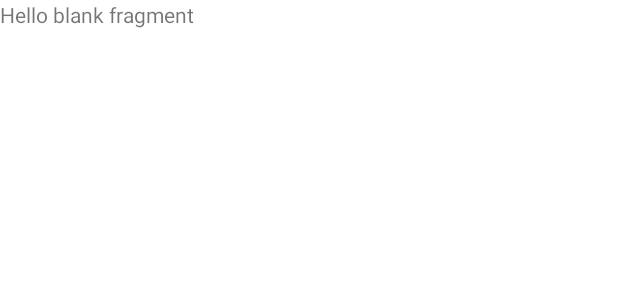
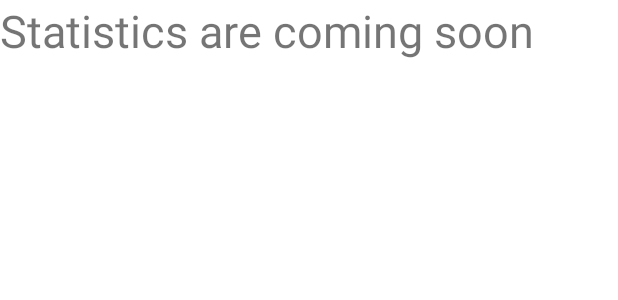
Before and after one commit to aschi2403/TSIY, an Android app: the layout fragment_statistics.xml on its own in the app's theme, with its tools: preview values and no code run, on a phone screen of 412 x 824 dp. Shown: the top 300 px of the screen. Run offline under Robolectric (Android 15) with nearby library versions, the phone set to English and light mode, and no system bars.

```diff
--- a/Android/app/src/main/res/layout/activity_main.xml
+++ b/Android/app/src/main/res/layout/activity_main.xml
@@ -21,6 +21,7 @@
         android:id="@+id/main_frame"
         android:layout_width="match_parent"
         android:layout_height="match_parent"
+        android:layout_marginBottom="56dp"
         app:layout_constraintBottom_toBottomOf="parent"
         app:layout_constraintEnd_toEndOf="parent"
         app:layout_constraintStart_toStartOf="parent">
--- a/Android/app/src/main/res/layout/fragment_statistics.xml
+++ b/Android/app/src/main/res/layout/fragment_statistics.xml
@@ -7,8 +7,9 @@
 
     <!-- TODO: Update blank fragment layout -->
     <TextView
-        android:layout_width="match_parent"
-        android:layout_height="match_parent"
-        android:text="@string/hello_blank_fragment" />
+        android:layout_width="wrap_content"
+        android:layout_height="wrap_content"
+        android:text="@string/statistics_are_coming_soon"
+        android:textSize="30sp" />
 
 </FrameLayout>
--- a/Android/app/src/main/res/values/strings.xml
+++ b/Android/app/src/main/res/values/strings.xml
@@ -36,4 +36,5 @@
     <string name="save">Save</string>
     <string name="skip">Skip</string>
     <string name="pause">Pause</string>
+    <string name="statistics_are_coming_soon">Statistics are coming soon</string>
 </resources>
```
